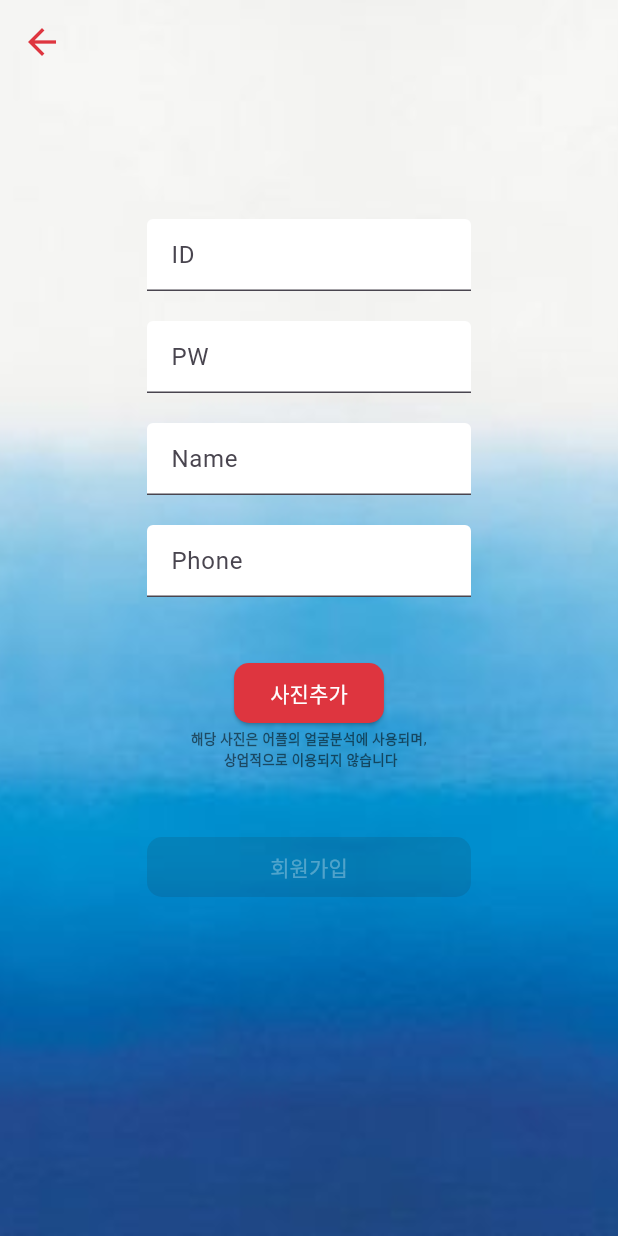
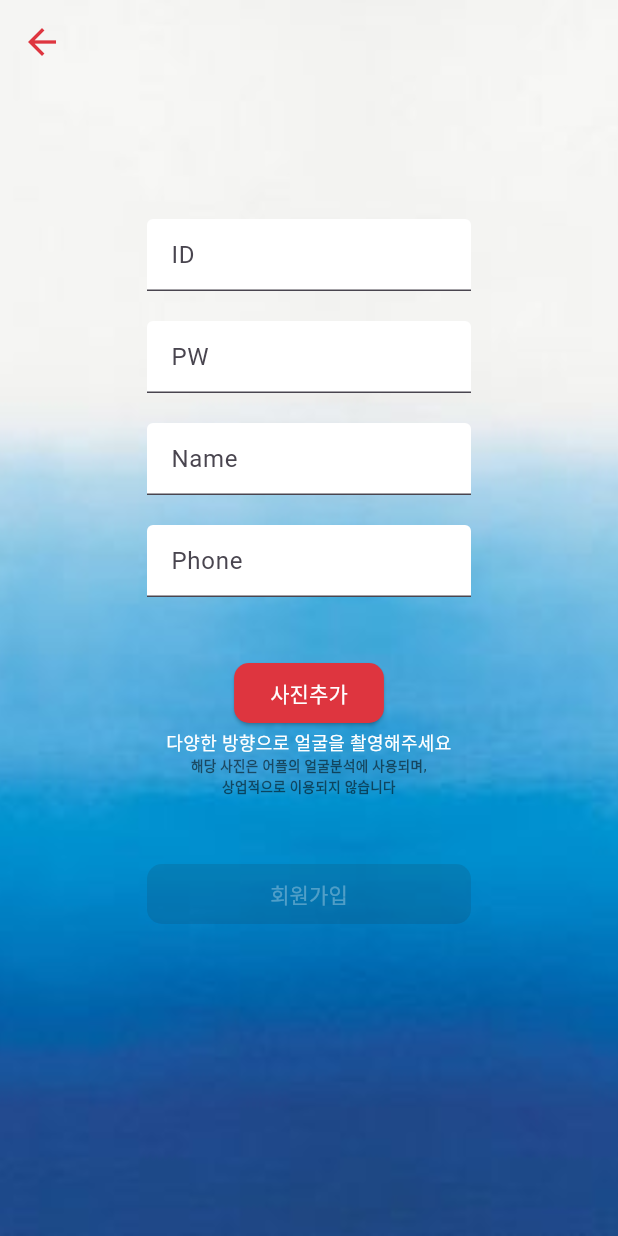
Before and after one commit to rlawndud/Travely, a Flutter app: the screen it shows after launch, after a tap on "회원가입", on a phone screen of 412 x 824 dp. Run offline on Flutter 3.47's test engine with Material 3 defaults, Android fonts, the phone set to English and light mode, and no system bars; our stand-ins replace camera, flutter_screenutil, fluttertoast, geolocator, get, google_maps_flutter and 3 more; missing offline and left inert: app_settings, google_maps_cluster_manager; accounts and stored records are empty; network calls fail.

Commit message:
[res] 회원가입, 카메라 촬영 문구처리

```diff
--- a/lib/camera_screen.dart
+++ b/lib/camera_screen.dart
@@ -237,7 +237,7 @@ class _CameraScreenState extends State<CameraScreen> {
 
                         switch(result) {
                           case '촬영 성공':
-                            message = '사진이 성공적으로 촬영되었습니다.';
+                            message = '';
                             backgroundColor = Colors.green;
                             break;
                           case '팀 미설정':
@@ -256,7 +256,7 @@ class _CameraScreenState extends State<CameraScreen> {
                             message = '사진 촬영 중 오류가 발생했습니다.';
                             backgroundColor = Colors.red;
                         }
-
+                        if(message.isNotEmpty){
                           ScaffoldMessenger.of(context).showSnackBar(
                             SnackBar(
                               content: Text(message),
@@ -264,6 +264,7 @@ class _CameraScreenState extends State<CameraScreen> {
                               duration: Duration(seconds: 2),
                             ),
                           );
+                        }
                       } catch (e) {
                         debugPrint('사진촬영오류: $e');
                         ScaffoldMessenger.of(context).showSnackBar(
--- a/lib/signup.dart
+++ b/lib/signup.dart
@@ -278,13 +278,22 @@ class _SignupState extends State<Signup> {
                             ),
                           ),
                           Text(
-                            '해당 사진은 어플의 얼굴분석에 사용되며,\n 상업적으로 이용되지 않습니다',
+                            '다양한 방향으로 얼굴을 촬영해주세요',
+                            style: TextStyle(
+                                color: Colors.white,
+                                fontSize: 12,
+                                fontWeight: FontWeight.normal),
+                            textAlign: TextAlign.center,
+                          ),
+                          Text(
+                            '해당 사진은 어플의 얼굴분석에 사용되며,\n상업적으로 이용되지 않습니다',
                             style: TextStyle(
                                 color: Colors.black54,
                                 fontSize: 9,
                                 fontWeight: FontWeight.bold),
                             textAlign: TextAlign.center,
                           ),
+
                         ],
                       ),
                       //찍은 사진들 화면에 출력
```
Lines whose indentation alone changed are shown as unchanged.
